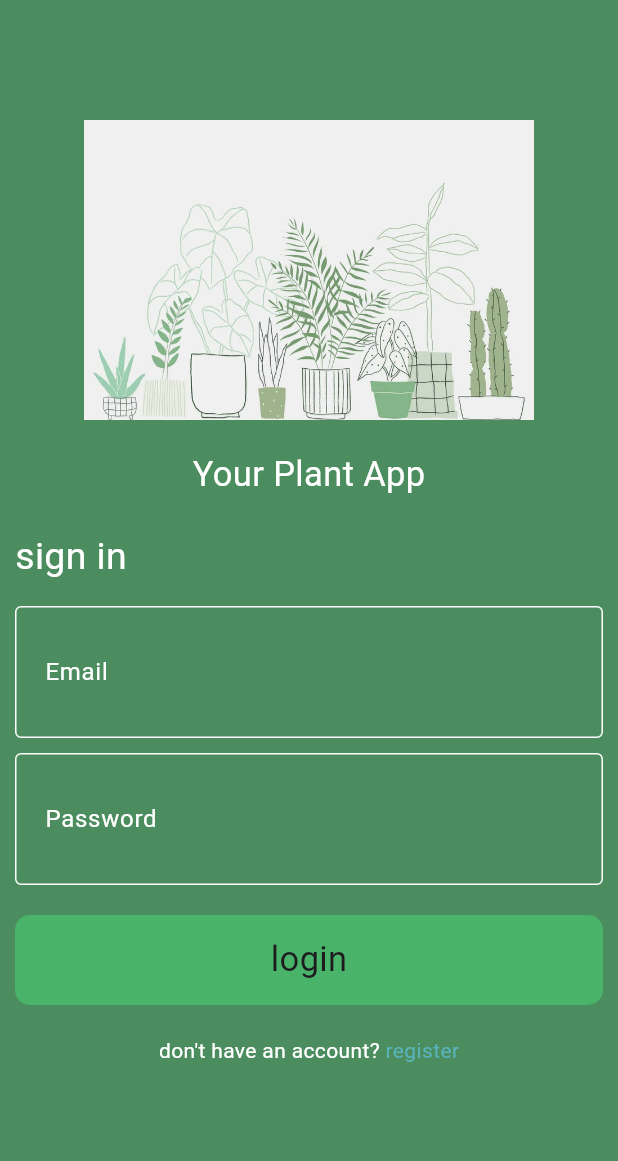
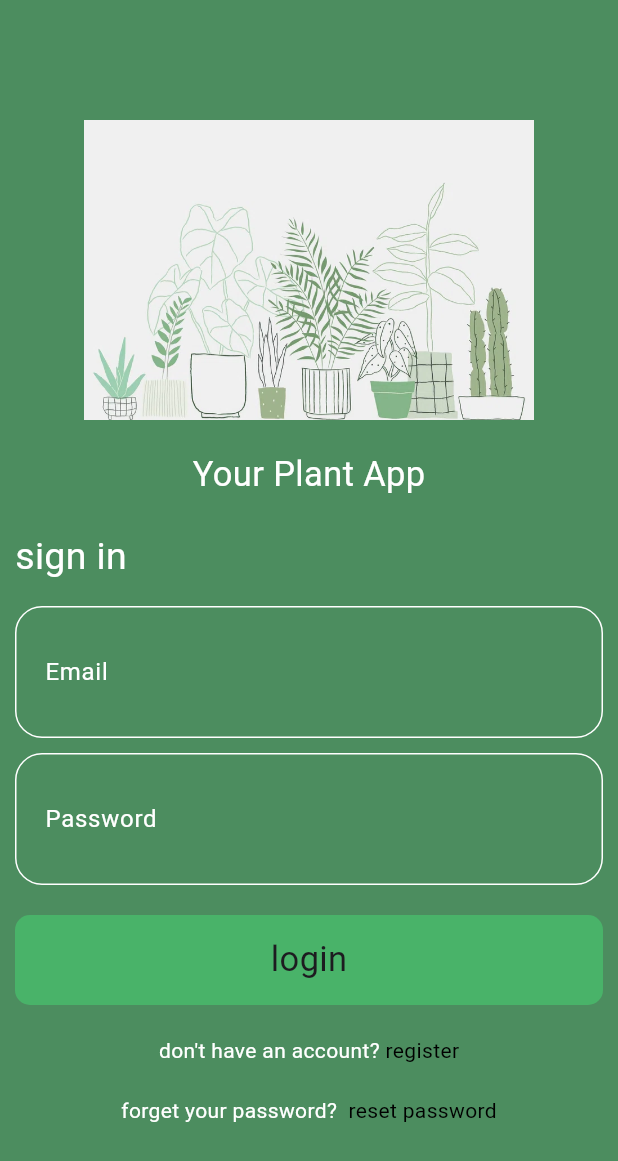
Before and after one commit to FatmaAhmedd33/Plants_app, a Flutter app: the screen it shows after launch, on a phone screen of 412 x 824 dp. Shown: the top 1161 px of the screen. Run offline on Flutter 3.47's test engine with Material 3 defaults, Android fonts, the phone set to English and light mode, and no system bars; drawn by our look-alikes of modal_progress_hud_nsn; our stand-ins replace firebase_auth, firebase_core; accounts and stored records are empty.

Commit message:
add reset password page

```diff
--- a/lib/main.dart
+++ b/lib/main.dart
@@ -8,6 +8,7 @@ import 'package:flower_app/pages/details_screen.dart';
 import 'package:flower_app/pages/home.dart';
 import 'package:flower_app/pages/login.dart';
 import 'package:flower_app/pages/register.dart';
+import 'package:flower_app/pages/reset_password.dart';
 import 'package:flower_app/provider/cart.dart';
 import 'package:flutter/material.dart';
 
@@ -36,6 +37,7 @@ class MyApp extends StatelessWidget {
           LoginPage.id:(context) => LoginPage(),
           HomePage.id:(context) => HomePage(),
           CheckOutPage.id:(context) => CheckOutPage(),
+          RestPassword.id:(context) => RestPassword()
 
         },
         initialRoute: LoginPage.id,
--- a/lib/pages/details_screen.dart
+++ b/lib/pages/details_screen.dart
@@ -27,6 +27,8 @@ class _DetailsPageState extends State<DetailsPage> {
           title: Text("Details screen"),
         ),
         body: SingleChildScrollView(
+          child: Padding(
+            padding: const EdgeInsets.all(8.0),
             child: Column(
               children: [
                 Image.asset(widget.product.imgPath),
@@ -143,6 +145,7 @@ class _DetailsPageState extends State<DetailsPage> {
                     ))
               ],
             ),
+          ),
         ));
   }
 }
--- a/lib/pages/home.dart
+++ b/lib/pages/home.dart
@@ -97,11 +97,11 @@ class HomePage extends StatelessWidget {
                             AssetImage("assets/images/backgroundforuser.jpeg")),
                     accountEmail: Text(
                       email!,
-                      style: TextStyle(color: kPrimaryColor),
+                      style: TextStyle(color: Colors.black),
                     ),
-                    accountName: Text("hi,",
+                    accountName: Text("Hi,",
                         style: TextStyle(
-                          color: kPrimaryColor,
+                          color: Colors.black,
                         )),
                   ),
                   ListTile(
--- a/lib/pages/login.dart
+++ b/lib/pages/login.dart
@@ -1,8 +1,8 @@
-
 import 'package:firebase_auth/firebase_auth.dart';
 import 'package:flower_app/contants.dart';
 import 'package:flower_app/pages/home.dart';
 import 'package:flower_app/pages/register.dart';
+import 'package:flower_app/pages/reset_password.dart';
 import 'package:flower_app/widgets/custom_buttom.dart';
 import 'package:flower_app/widgets/custom_form_text_field.dart';
 import 'package:flutter/material.dart';
@@ -33,9 +33,8 @@ class _LoginPageState extends State<LoginPage> {
           child: Form(
             key: formKey,
             child: ListView(
-             // scrollDirection: Axis.horizontal,
+              // scrollDirection: Axis.horizontal,
               children: [
-
                 const SizedBox(
                   height: 50,
                 ),
@@ -89,7 +88,7 @@ class _LoginPageState extends State<LoginPage> {
 
                       try {
                         await loginUser();
-                       showSnackBar(context, 'your login is successed');
+                        showSnackBar(context, 'your login is successed');
                         Navigator.pushNamed(context, HomePage.id);
                       } on FirebaseAuthException catch (e) {
                         if (e.code == 'user-not-found') {
@@ -126,11 +125,32 @@ class _LoginPageState extends State<LoginPage> {
                       },
                       child: const Text(
                         'register',
-                        style: TextStyle(color: Color(0xff5AB4BD)),
+                        style: TextStyle(color: Colors.black),
                       ),
                     ),
                   ],
                 ),
+                const SizedBox(
+                  height: 20,
+                ),
+                Row(
+                  mainAxisAlignment: MainAxisAlignment.center,
+                  children: [
+                    const Text(
+                      "forget your password?",
+                      style: TextStyle(color: Colors.white),
+                    ),
+                    GestureDetector(
+                      onTap: () {
+                        Navigator.pushNamed(context, RestPassword.id);
+                      },
+                      child: const Text(
+                        '  reset password',
+                        style: TextStyle(color: Colors.black),
+                      ),
+                    ),
+                  ],
+                )
               ],
             ),
           ),
--- a/lib/widgets/custom_form_text_field.dart
+++ b/lib/widgets/custom_form_text_field.dart
@@ -1,4 +1,5 @@
 import 'package:flutter/material.dart';
+import 'package:flutter/widgets.dart';
 
 class CustomFormTextField extends StatelessWidget {
   CustomFormTextField({this.onchange, super.key, required this.text});
@@ -16,11 +17,15 @@ class CustomFormTextField extends StatelessWidget {
         },
         onChanged: onchange,
         decoration: InputDecoration(
-          focusedBorder: const OutlineInputBorder(
-            borderSide: BorderSide(color: Colors.white),
+          focusedBorder: OutlineInputBorder(
+            borderRadius: BorderRadius.circular(18),
+            borderSide: const BorderSide(
+              color: Colors.white,
+            ),
           ),
-          enabledBorder: const OutlineInputBorder(
-            borderSide: BorderSide(color: Colors.white),
+          enabledBorder: OutlineInputBorder(
+            borderRadius: BorderRadius.circular(18),
+            borderSide: const BorderSide(color: Colors.white),
           ),
           hintText: text,
           hintStyle: const TextStyle(color: Colors.white),
```
Also changed, not shown: lib/helper/show_snake_bar.dart (+12 -6 lines), lib/pages/register.dart (+4 -3 lines), lib/pages/reset_password.dart (+163 -0 lines). Lines whose indentation alone changed are shown as unchanged.
